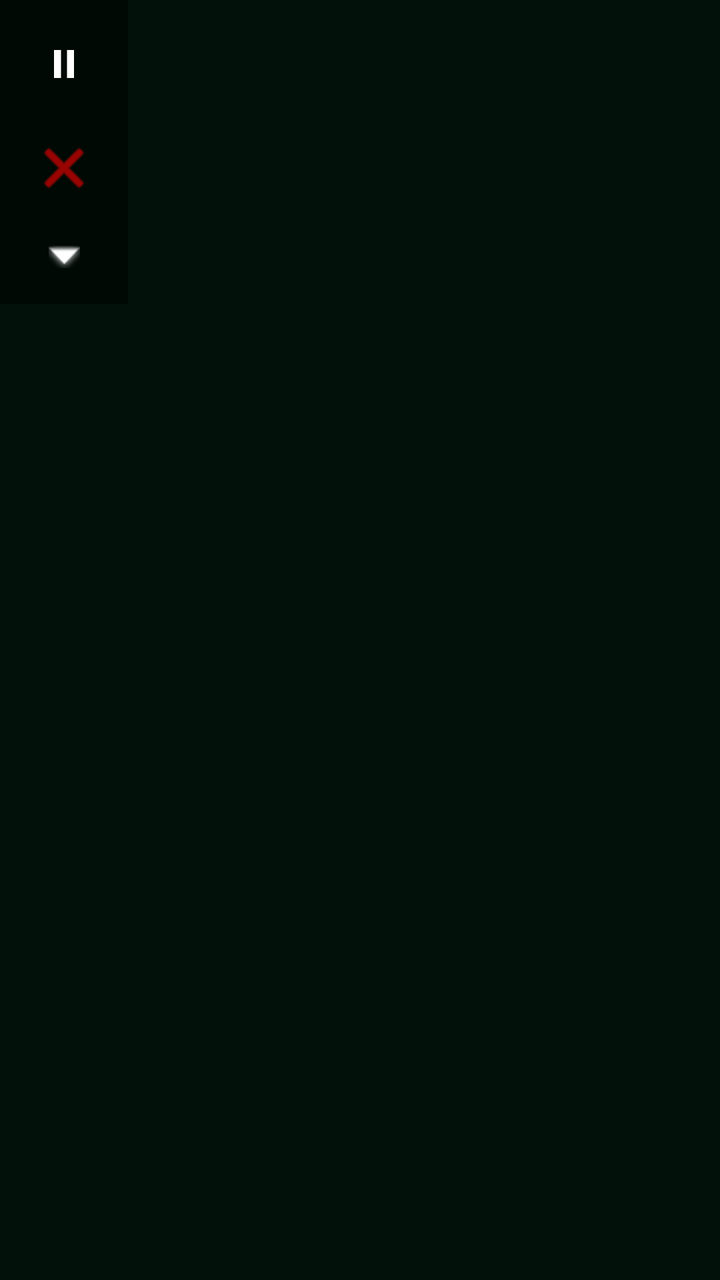
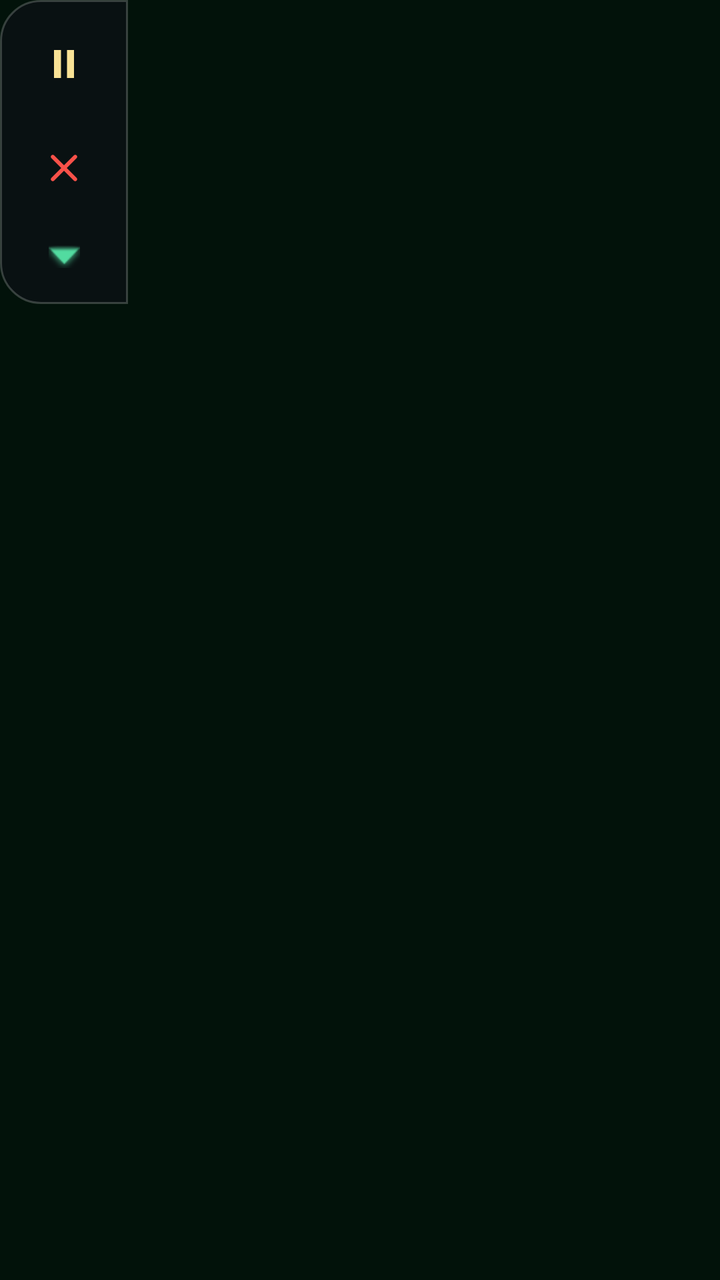

Two renders of the same Android screen: before a commit and after it. Below are the layout's source before the change and the commit's diff.
<!-- AndroidManifest.xml: application theme Theme.RealEarnPayPal -->
<!-- res/layout/overlay_controls.xml -->
<?xml version="1.0" encoding="utf-8"?>
<FrameLayout xmlns:android="http://schemas.android.com/apk/res/android"
    android:layout_width="wrap_content"
    android:layout_height="wrap_content">

    
    <LinearLayout
        android:id="@+id/llExpanded"
        android:layout_width="wrap_content"
        android:layout_height="wrap_content"
        android:orientation="vertical"
        android:gravity="end"
        android:background="#80000000"
        android:padding="8dp">

        <ImageButton
            android:id="@+id/btnToggle"
            android:layout_width="48dp"
            android:layout_height="48dp"
            android:background="@android:color/transparent"
            android:src="@drawable/ic_pause"
            android:contentDescription="Pause/Resume"
            android:tint="#FFFFFF"/>

        <ImageButton
            android:id="@+id/btnClose"
            android:layout_width="48dp"
            android:layout_height="48dp"
            android:layout_marginTop="4dp"
            android:background="@android:color/transparent"
            android:src="@android:drawable/ic_menu_close_clear_cancel"
            android:contentDescription="Stop"
            android:tint="#FF0000"/>

        
        <ImageButton
            android:id="@+id/btnMinimize"
            android:layout_width="32dp"
            android:layout_height="32dp"
            android:layout_gravity="center_horizontal"
            android:layout_marginTop="4dp"
            android:background="@android:color/transparent"
            android:src="@android:drawable/arrow_down_float"
            android:tint="#FFFFFF"/>
    </LinearLayout>

    
    <ImageView
        android:id="@+id/ivMinimized"
        android:layout_width="40dp"
        android:layout_height="40dp"
        android:visibility="gone"
        android:src="@android:drawable/ic_menu_compass"
        android:background="#80000000"
        android:padding="8dp"
        android:tint="#00FF00"/>

</FrameLayout>
<!-- resources referenced by this layout -->
<resources>
  <!-- drawable ic_pause (drawable) -->
  <?xml version="1.0" encoding="utf-8"?>
  <vector xmlns:android="http://schemas.android.com/apk/res/android"
      android:width="24dp"
      android:height="24dp"
      android:viewportWidth="24"
      android:viewportHeight="24">
      <path
          android:fillColor="#FFFFFF"
          android:pathData="M7,5h3.5v14H7z M13.5,5H17v14h-3.5z" />
  </vector>
  <style name="Theme.RealEarnPayPal" parent="Theme.MaterialComponents.NoActionBar">
          <item name="colorPrimary">@color/vip_emerald</item>
          <item name="colorPrimaryVariant">@color/vip_emerald_dark</item>
          <item name="colorOnPrimary">@color/white</item>
          <item name="colorSecondary">@color/vip_gold</item>
          <item name="colorOnSecondary">@color/black</item>
          <item name="android:statusBarColor">@color/bg_dark</item>
          <item name="android:navigationBarColor">@color/bg_dark</item>
          <item name="android:windowBackground">@color/bg_dark</item>
          <item name="android:textColorPrimary">@color/text_light</item>
          <item name="android:textColorSecondary">@color/text_dim</item>
      </style>
  <color name="vip_emerald">#FF27B86E</color>
  <color name="vip_emerald_dark">#FF168A50</color>
  <color name="white">#FFFFFFFF</color>
  <color name="vip_gold">#FFE6C15A</color>
  <color name="black">#FF000000</color>
  <color name="bg_dark">#FF02120A</color>
  <color name="text_light">#FFE8F5EE</color>
  <color name="text_dim">#FF8BAA9A</color>
</resources>

<!-- the commit's change to res/layout/overlay_controls.xml (unified diff, before → after) -->
@@ -3,14 +3,13 @@
     android:layout_width="wrap_content"
     android:layout_height="wrap_content">
 
-    
     <LinearLayout
         android:id="@+id/llExpanded"
         android:layout_width="wrap_content"
         android:layout_height="wrap_content"
         android:orientation="vertical"
         android:gravity="end"
-        android:background="#80000000"
+        android:background="@drawable/bg_overlay_panel"
         android:padding="8dp">
 
         <ImageButton
@@ -20,7 +19,7 @@
             android:background="@android:color/transparent"
             android:src="@drawable/ic_pause"
             android:contentDescription="Pause/Resume"
-            android:tint="#FFFFFF"/>
+            android:tint="@color/vip_gold_light"/>
 
         <ImageButton
             android:id="@+id/btnClose"
@@ -28,11 +27,10 @@
             android:layout_height="48dp"
             android:layout_marginTop="4dp"
             android:background="@android:color/transparent"
-            android:src="@android:drawable/ic_menu_close_clear_cancel"
+            android:src="@drawable/ic_close"
             android:contentDescription="Stop"
-            android:tint="#FF0000"/>
+            android:tint="@color/error_red"/>
 
-        
         <ImageButton
             android:id="@+id/btnMinimize"
             android:layout_width="32dp"
@@ -41,18 +39,16 @@
             android:layout_marginTop="4dp"
             android:background="@android:color/transparent"
             android:src="@android:drawable/arrow_down_float"
-            android:tint="#FFFFFF"/>
+            android:tint="@color/vip_emerald_light"/>
     </LinearLayout>
 
-    
     <ImageView
         android:id="@+id/ivMinimized"
         android:layout_width="40dp"
         android:layout_height="40dp"
         android:visibility="gone"
-        android:src="@android:drawable/ic_menu_compass"
-        android:background="#80000000"
-        android:padding="8dp"
-        android:tint="#00FF00"/>
+        android:src="@drawable/ic_launcher"
+        android:background="@drawable/bg_round_blue"
+        android:padding="8dp"/>
 
 </FrameLayout>
<!-- resource entries referenced after the edit -->
@@ -1,5 +1,58 @@
 <!-- resources referenced by this layout -->
 <resources>
+  <color name="error_red">#FFF85149</color>
+  <color name="vip_emerald_light">#FF52DBA0</color>
+  <color name="vip_gold_light">#FFF9E295</color>
+  <!-- drawable bg_overlay_panel (drawable) -->
+  <?xml version="1.0" encoding="utf-8"?>
+  <shape xmlns:android="http://schemas.android.com/apk/res/android"
+      android:shape="rectangle">
+      <solid android:color="#AA0D1117" />
+      <corners
+          android:topLeftRadius="20dp"
+          android:topRightRadius="0dp"
+          android:bottomLeftRadius="20dp"
+          android:bottomRightRadius="0dp" />
+      <stroke android:width="1dp" android:color="#33FFFFFF" />
+  </shape>
+  <!-- drawable bg_round_blue (drawable) -->
+  <?xml version="1.0" encoding="utf-8"?>
+  <shape xmlns:android="http://schemas.android.com/apk/res/android"
+      android:shape="oval">
+      <solid android:color="#FF0070BA" />
+      <stroke android:width="1dp" android:color="#55FFFFFF" />
+  </shape>
+  <!-- drawable ic_close (drawable) -->
+  <?xml version="1.0" encoding="utf-8"?>
+  <vector xmlns:android="http://schemas.android.com/apk/res/android"
+      android:width="24dp"
+      android:height="24dp"
+      android:viewportWidth="24"
+      android:viewportHeight="24">
+      <path
+          android:fillColor="#FFFFFF"
+          android:pathData="M18.3,7.1c0.4,-0.4 0.4,-1 0,-1.4c-0.4,-0.4 -1,-0.4 -1.4,0L12,10.6l-4.9,-4.9c-0.4,-0.4 -1,-0.4 -1.4,0c-0.4,0.4 -0.4,1 0,1.4L10.6,12l-4.9,4.9c-0.4,0.4 -0.4,1 0,1.4c0.4,0.4 1,0.4 1.4,0L12,13.4l4.9,4.9c0.4,0.4 1,0.4 1.4,0c0.4,-0.4 0.4,-1 0,-1.4L13.4,12z" />
+  </vector>
+  <!-- drawable ic_launcher (drawable) -->
+  <?xml version="1.0" encoding="utf-8"?>
+  <vector xmlns:android="http://schemas.android.com/apk/res/android"
+      android:width="108dp"
+      android:height="108dp"
+      android:viewportWidth="108"
+      android:viewportHeight="108">
+      <path
+          android:fillColor="#0070BA"
+          android:pathData="M0,0h108v108h-108z" />
+      <path
+          android:fillColor="#FFFFFF"
+          android:pathData="M32,38 L76,38 L76,46 L32,46 Z" />
+      <path
+          android:fillColor="#FFFFFF"
+          android:pathData="M32,52 L68,52 L68,60 L32,60 Z" />
+      <path
+          android:fillColor="#FFFFFF"
+          android:pathData="M32,66 L60,66 L60,74 L32,74 Z" />
+  </vector>
   <!-- drawable ic_pause (drawable) -->
   <?xml version="1.0" encoding="utf-8"?>
   <vector xmlns:android="http://schemas.android.com/apk/res/android"
